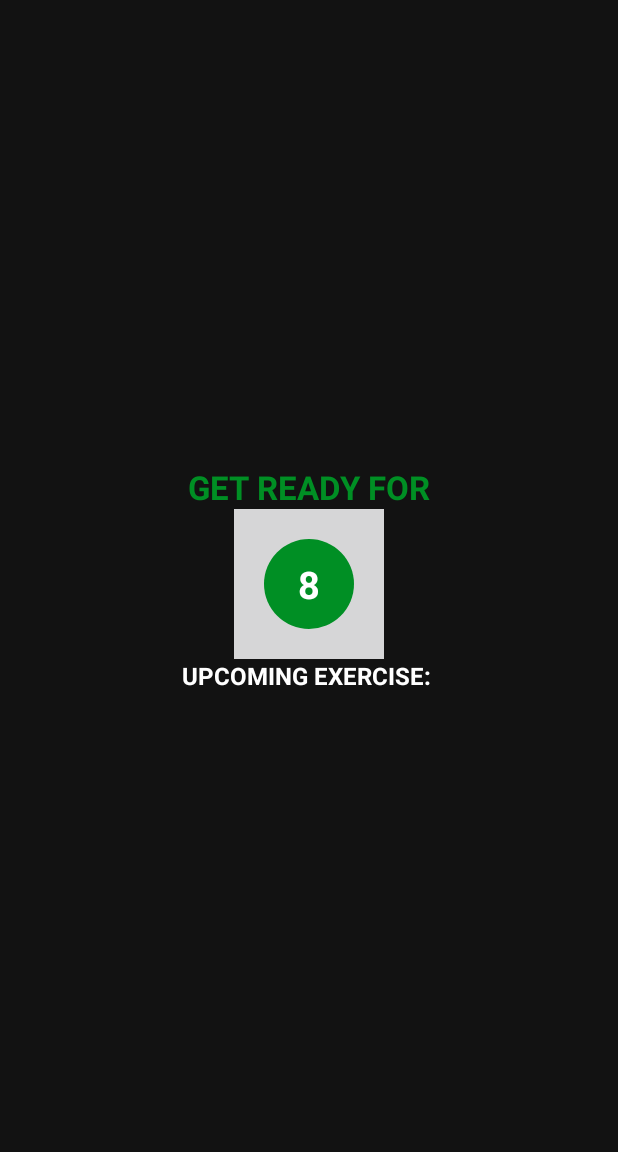
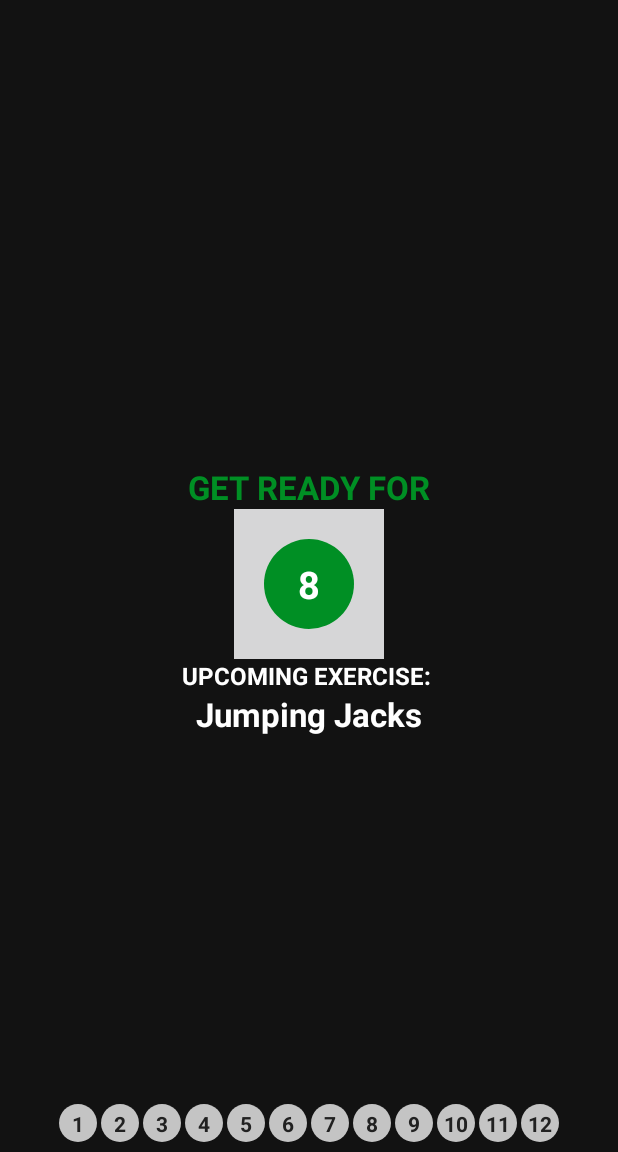
Before and after one commit to imdanishk/7-Minutes-Workout-App, an Android app: the ExerciseActivity screen opened directly, with no data from a screen before it, on a phone screen of 412 x 824 dp, the part 84-1236 px from its top. Run offline under Robolectric (Android 15) with nearby library versions, the light colour scheme and no system bars.

Commit message:
Displayed the RecyclerView with the Exercise Numbers

```diff
--- a/app/src/main/java/com/example/a7minutesworkout/ExerciseActivity.kt
+++ b/app/src/main/java/com/example/a7minutesworkout/ExerciseActivity.kt
@@ -9,6 +9,7 @@ import android.speech.tts.TextToSpeech
 import android.util.Log
 import android.view.View
 import android.widget.Toast
+import androidx.recyclerview.widget.LinearLayoutManager
 import com.example.a7minutesworkout.databinding.ActivityExerciseBinding
 import java.util.*
 import kotlin.collections.ArrayList
@@ -29,6 +30,8 @@ class ExerciseActivity : AppCompatActivity(), TextToSpeech.OnInitListener {
     private var tts: TextToSpeech? = null
     private var player: MediaPlayer? = null
 
+    private var exerciseAdapter: ExerciseStatusAdapter? = null
+
     override fun onCreate(savedInstanceState: Bundle?) {
         super.onCreate(savedInstanceState)
         binding = ActivityExerciseBinding.inflate(layoutInflater)
@@ -40,15 +43,17 @@ class ExerciseActivity : AppCompatActivity(), TextToSpeech.OnInitListener {
             supportActionBar?.setDisplayHomeAsUpEnabled(true)
         }
 
+        exerciseList = Constants.defaultExerciseList()
+
+        tts = TextToSpeech(this, this)
+
         binding?.toolbarExercise?.setNavigationOnClickListener {
             onBackPressed()
         }
 
         setupRestView()
 
-        exerciseList = Constants.defaultExerciseList()
-
-        tts = TextToSpeech(this, this)
+        setupExerciseStatusRecyclerView()
     }
 
     private fun setRestProgressBar(){
@@ -154,6 +159,15 @@ class ExerciseActivity : AppCompatActivity(), TextToSpeech.OnInitListener {
         setExerciseProgressBar()
     }
 
+    private fun setupExerciseStatusRecyclerView(){
+        binding?.rvExerciseStatus?.layoutManager =
+            LinearLayoutManager(this, LinearLayoutManager.HORIZONTAL, false)
+
+        exerciseAdapter = ExerciseStatusAdapter(exerciseList!!)
+        binding?.rvExerciseStatus?.adapter = exerciseAdapter
+    }
+
+
     override fun onDestroy() {
         super.onDestroy()
 
--- a/app/src/main/java/com/example/a7minutesworkout/ExerciseStatusAdapter.kt
+++ b/app/src/main/java/com/example/a7minutesworkout/ExerciseStatusAdapter.kt
@@ -1,7 +1,9 @@
 package com.example.a7minutesworkout
 
+import android.graphics.Color
 import android.view.LayoutInflater
 import android.view.ViewGroup
+import androidx.core.content.ContextCompat
 import androidx.recyclerview.widget.RecyclerView
 import com.example.a7minutesworkout.databinding.ItemExerciseStatusBinding
 
@@ -23,6 +25,8 @@ class ExerciseStatusAdapter(val items: ArrayList<ExerciseModel>) :
     override fun onBindViewHolder(holder: ViewHolder, position: Int) {
         val model: ExerciseModel = items[position]
         holder.tvItem.text = model.getId().toString()
+
+
     }
 
     override fun getItemCount(): Int {
--- a/app/src/main/res/layout/activity_exercise.xml
+++ b/app/src/main/res/layout/activity_exercise.xml
@@ -169,9 +169,11 @@
 
     <androidx.recyclerview.widget.RecyclerView
         android:id="@+id/rvExerciseStatus"
-        android:layout_width="match_parent"
+        android:layout_width="wrap_content"
         android:layout_height="wrap_content"
         android:layout_margin="5dp"
+        app:layout_constraintStart_toStartOf="parent"
+        app:layout_constraintEnd_toEndOf="parent"
         app:layout_constraintTop_toBottomOf="@id/flExerciseView"
         app:layout_constraintBottom_toBottomOf="parent"/>
 
```
Also changed, not shown: app/src/main/res/drawable/item_circular_thin_color_accent_border.xml (added, +10 -0 lines).
